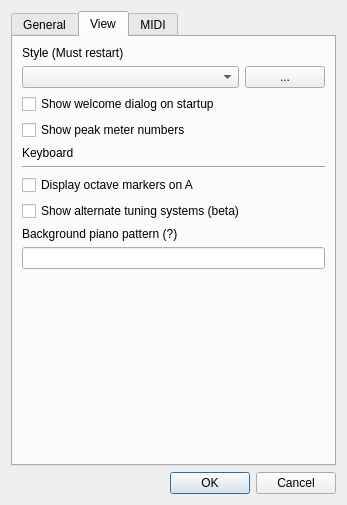
Before: the Qt Designer form src/editor/SettingsDialog.ui in yuxshao/ptcollab, drawn with Qt 5.
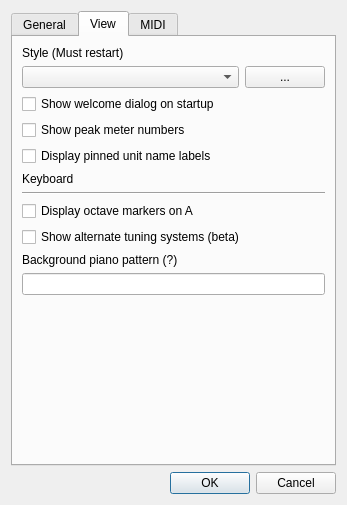
After: the same form once the commit is applied. The open tabs and pages were chosen to show the change.

Commit message: unit label toggle

```diff
--- a/src/editor/SettingsDialog.ui
+++ b/src/editor/SettingsDialog.ui
@@ -141,6 +141,13 @@
          </property>
         </widget>
        </item>
+       <item>
+        <widget class="QCheckBox" name="pinnedUnitLabelCheck">
+         <property name="text">
+          <string>Display pinned unit name labels</string>
+         </property>
+        </widget>
+       </item>
        <item>
         <widget class="QLabel" name="label_3">
          <property name="text">
```
Left out of the diff: 2 changed lines with no effect on the pictures. The commit also changes 5 other files.
